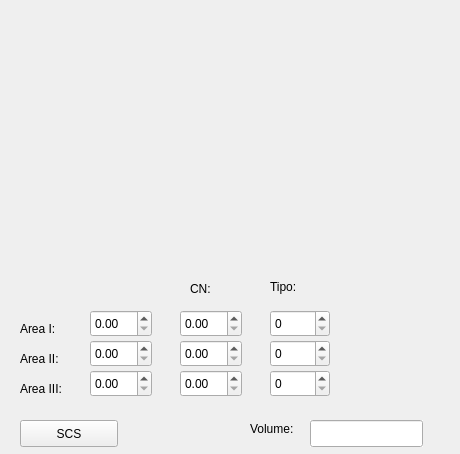
The window that scs.ui (anacspengler/equacoes) describes before a commit, drawn with Qt 5.
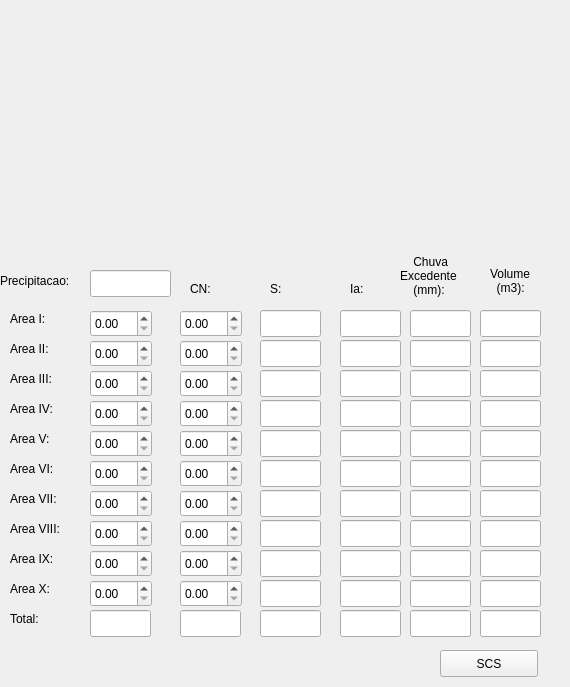
The same window after the commit.

```diff
--- a/scs.ui
+++ b/scs.ui
@@ -6,8 +6,8 @@
    <rect>
     <x>0</x>
     <y>0</y>
-    <width>460</width>
-    <height>454</height>
+    <width>570</width>
+    <height>687</height>
    </rect>
   </property>
   <property name="minimumSize">
@@ -22,8 +22,8 @@
   <widget class="QLabel" name="label">
    <property name="geometry">
     <rect>
-     <x>20</x>
-     <y>320</y>
+     <x>10</x>
+     <y>310</y>
      <width>66</width>
      <height>17</height>
     </rect>
@@ -35,9 +35,9 @@
   <widget class="QLabel" name="label_2">
    <property name="geometry">
     <rect>
-     <x>20</x>
-     <y>350</y>
-     <width>66</width>
+     <x>10</x>
+     <y>340</y>
+     <width>51</width>
      <height>17</height>
     </rect>
    </property>
@@ -48,8 +48,8 @@
   <widget class="QLabel" name="label_3">
    <property name="geometry">
     <rect>
-     <x>20</x>
-     <y>380</y>
+     <x>10</x>
+     <y>370</y>
      <width>66</width>
      <height>17</height>
     </rect>
@@ -61,43 +61,22 @@
   <widget class="QLabel" name="label_4">
    <property name="geometry">
     <rect>
-     <x>250</x>
-     <y>420</y>
-     <width>61</width>
-     <height>17</height>
+     <x>490</x>
+     <y>260</y>
+     <width>51</width>
+     <height>41</height>
     </rect>
    </property>
    <property name="text">
-    <string>Volume:</string>
-   </property>
-  </widget>
-  <widget class="QLineEdit" name="volume">
-   <property name="geometry">
-    <rect>
-     <x>310</x>
-     <y>420</y>
-     <width>113</width>
-     <height>27</height>
-    </rect>
-   </property>
-   <property name="toolTip">
-    <string/>
-   </property>
-   <property name="statusTip">
-    <string/>
-   </property>
-   <property name="whatsThis">
-    <string/>
-   </property>
-   <property name="autoFillBackground">
-    <bool>true</bool>
+    <string>Volume
+  (m3):</string>
    </property>
   </widget>
   <widget class="QPushButton" name="scs">
    <property name="geometry">
     <rect>
-     <x>20</x>
-     <y>420</y>
+     <x>440</x>
+     <y>650</y>
      <width>98</width>
      <height>27</height>
     </rect>
@@ -179,45 +158,770 @@
     </rect>
    </property>
   </widget>
+  <widget class="QDoubleSpinBox" name="area4">
+   <property name="geometry">
+    <rect>
+     <x>90</x>
+     <y>400</y>
+     <width>62</width>
+     <height>27</height>
+    </rect>
+   </property>
+  </widget>
+  <widget class="QLabel" name="label_6">
+   <property name="geometry">
+    <rect>
+     <x>10</x>
+     <y>400</y>
+     <width>66</width>
+     <height>17</height>
+    </rect>
+   </property>
+   <property name="text">
+    <string>Area IV:</string>
+   </property>
+  </widget>
+  <widget class="QDoubleSpinBox" name="area5">
+   <property name="geometry">
+    <rect>
+     <x>90</x>
+     <y>430</y>
+     <width>62</width>
+     <height>27</height>
+    </rect>
+   </property>
+  </widget>
+  <widget class="QDoubleSpinBox" name="area6">
+   <property name="geometry">
+    <rect>
+     <x>90</x>
+     <y>460</y>
+     <width>62</width>
+     <height>27</height>
+    </rect>
+   </property>
+  </widget>
+  <widget class="QLabel" name="label_7">
+   <property name="geometry">
+    <rect>
+     <x>10</x>
+     <y>430</y>
+     <width>66</width>
+     <height>17</height>
+    </rect>
+   </property>
+   <property name="text">
+    <string>Area V:</string>
+   </property>
+  </widget>
+  <widget class="QLabel" name="label_9">
+   <property name="geometry">
+    <rect>
+     <x>10</x>
+     <y>460</y>
+     <width>66</width>
+     <height>17</height>
+    </rect>
+   </property>
+   <property name="text">
+    <string>Area VI:</string>
+   </property>
+  </widget>
+  <widget class="QLabel" name="label_10">
+   <property name="geometry">
+    <rect>
+     <x>10</x>
+     <y>580</y>
+     <width>66</width>
+     <height>17</height>
+    </rect>
+   </property>
+   <property name="text">
+    <string>Area X:</string>
+   </property>
+  </widget>
+  <widget class="QLabel" name="label_12">
+   <property name="geometry">
+    <rect>
+     <x>10</x>
+     <y>520</y>
+     <width>66</width>
+     <height>17</height>
+    </rect>
+   </property>
+   <property name="text">
+    <string>Area VIII:</string>
+   </property>
+  </widget>
+  <widget class="QDoubleSpinBox" name="area10">
+   <property name="geometry">
+    <rect>
+     <x>90</x>
+     <y>580</y>
+     <width>62</width>
+     <height>27</height>
+    </rect>
+   </property>
+  </widget>
+  <widget class="QLabel" name="label_13">
+   <property name="geometry">
+    <rect>
+     <x>10</x>
+     <y>490</y>
+     <width>66</width>
+     <height>17</height>
+    </rect>
+   </property>
+   <property name="text">
+    <string>Area VII:</string>
+   </property>
+  </widget>
+  <widget class="QDoubleSpinBox" name="area8">
+   <property name="geometry">
+    <rect>
+     <x>90</x>
+     <y>520</y>
+     <width>62</width>
+     <height>27</height>
+    </rect>
+   </property>
+  </widget>
+  <widget class="QLabel" name="label_14">
+   <property name="geometry">
+    <rect>
+     <x>10</x>
+     <y>550</y>
+     <width>66</width>
+     <height>17</height>
+    </rect>
+   </property>
+   <property name="text">
+    <string>Area IX:</string>
+   </property>
+  </widget>
+  <widget class="QDoubleSpinBox" name="area7">
+   <property name="geometry">
+    <rect>
+     <x>90</x>
+     <y>490</y>
+     <width>62</width>
+     <height>27</height>
+    </rect>
+   </property>
+  </widget>
+  <widget class="QDoubleSpinBox" name="area9">
+   <property name="geometry">
+    <rect>
+     <x>90</x>
+     <y>550</y>
+     <width>62</width>
+     <height>27</height>
+    </rect>
+   </property>
+  </widget>
+  <widget class="QLabel" name="label_11">
+   <property name="geometry">
+    <rect>
+     <x>10</x>
+     <y>610</y>
+     <width>71</width>
+     <height>17</height>
+    </rect>
+   </property>
+   <property name="text">
+    <string>Total:</string>
+   </property>
+  </widget>
+  <widget class="QLineEdit" name="areaTotal">
+   <property name="geometry">
+    <rect>
+     <x>90</x>
+     <y>610</y>
+     <width>61</width>
+     <height>27</height>
+    </rect>
+   </property>
+  </widget>
+  <widget class="QDoubleSpinBox" name="cn5">
+   <property name="geometry">
+    <rect>
+     <x>180</x>
+     <y>430</y>
+     <width>62</width>
+     <height>27</height>
+    </rect>
+   </property>
+  </widget>
+  <widget class="QDoubleSpinBox" name="cn6">
+   <property name="geometry">
+    <rect>
+     <x>180</x>
+     <y>460</y>
+     <width>62</width>
+     <height>27</height>
+    </rect>
+   </property>
+  </widget>
+  <widget class="QDoubleSpinBox" name="cn4">
+   <property name="geometry">
+    <rect>
+     <x>180</x>
+     <y>400</y>
+     <width>62</width>
+     <height>27</height>
+    </rect>
+   </property>
+  </widget>
+  <widget class="QDoubleSpinBox" name="cn8">
+   <property name="geometry">
+    <rect>
+     <x>180</x>
+     <y>520</y>
+     <width>62</width>
+     <height>27</height>
+    </rect>
+   </property>
+  </widget>
+  <widget class="QDoubleSpinBox" name="cn9">
+   <property name="geometry">
+    <rect>
+     <x>180</x>
+     <y>550</y>
+     <width>62</width>
+     <height>27</height>
+    </rect>
+   </property>
+  </widget>
+  <widget class="QDoubleSpinBox" name="cn7">
+   <property name="geometry">
+    <rect>
+     <x>180</x>
+     <y>490</y>
+     <width>62</width>
+     <height>27</height>
+    </rect>
+   </property>
+  </widget>
+  <widget class="QDoubleSpinBox" name="cn10">
+   <property name="geometry">
+    <rect>
+     <x>180</x>
+     <y>580</y>
+     <width>62</width>
+     <height>27</height>
+    </rect>
+   </property>
+  </widget>
+  <widget class="QLabel" name="label_15">
+   <property name="geometry">
+    <rect>
+     <x>0</x>
+     <y>270</y>
+     <width>91</width>
+     <height>21</height>
+    </rect>
+   </property>
+   <property name="text">
+    <string>Precipitacao:</string>
+   </property>
+  </widget>
+  <widget class="QLineEdit" name="precipitacao">
+   <property name="geometry">
+    <rect>
+     <x>90</x>
+     <y>270</y>
+     <width>81</width>
+     <height>27</height>
+    </rect>
+   </property>
+  </widget>
+  <widget class="QLineEdit" name="cnMedio">
+   <property name="geometry">
+    <rect>
+     <x>180</x>
+     <y>610</y>
+     <width>61</width>
+     <height>27</height>
+    </rect>
+   </property>
+  </widget>
   <widget class="QLabel" name="label_5">
    <property name="geometry">
     <rect>
      <x>270</x>
-     <y>277</y>
-     <width>41</width>
-     <height>20</height>
+     <y>280</y>
+     <width>31</width>
+     <height>17</height>
     </rect>
    </property>
    <property name="text">
-    <string>Tipo:</string>
+    <string>S:</string>
    </property>
   </widget>
-  <widget class="QSpinBox" name="tipo1">
+  <widget class="QLineEdit" name="sTotal">
    <property name="geometry">
     <rect>
-     <x>270</x>
+     <x>260</x>
+     <y>610</y>
+     <width>61</width>
+     <height>27</height>
+    </rect>
+   </property>
+  </widget>
+  <widget class="QLineEdit" name="s1">
+   <property name="geometry">
+    <rect>
+     <x>260</x>
      <y>310</y>
-     <width>60</width>
+     <width>61</width>
      <height>27</height>
     </rect>
    </property>
   </widget>
-  <widget class="QSpinBox" name="tipo2">
+  <widget class="QLineEdit" name="s2">
    <property name="geometry">
     <rect>
-     <x>270</x>
+     <x>260</x>
      <y>340</y>
-     <width>60</width>
+     <width>61</width>
      <height>27</height>
     </rect>
    </property>
   </widget>
-  <widget class="QSpinBox" name="tipo3">
+  <widget class="QLineEdit" name="s3">
    <property name="geometry">
     <rect>
-     <x>270</x>
+     <x>260</x>
      <y>370</y>
-     <width>60</width>
+     <width>61</width>
+     <height>27</height>
+    </rect>
+   </property>
+  </widget>
+  <widget class="QLineEdit" name="s8">
+   <property name="geometry">
+    <rect>
+     <x>260</x>
+     <y>520</y>
+     <width>61</width>
+     <height>27</height>
+    </rect>
+   </property>
+  </widget>
+  <widget class="QLineEdit" name="s7">
+   <property name="geometry">
+    <rect>
+     <x>260</x>
+     <y>490</y>
+     <width>61</width>
+     <height>27</height>
+    </rect>
+   </property>
+  </widget>
+  <widget class="QLineEdit" name="s6">
+   <property name="geometry">
+    <rect>
+     <x>260</x>
+     <y>460</y>
+     <width>61</width>
+     <height>27</height>
+    </rect>
+   </property>
+  </widget>
+  <widget class="QLineEdit" name="s5">
+   <property name="geometry">
+    <rect>
+     <x>260</x>
+     <y>430</y>
+     <width>61</width>
+     <height>27</height>
+    </rect>
+   </property>
+  </widget>
+  <widget class="QLineEdit" name="s4">
+   <property name="geometry">
+    <rect>
+     <x>260</x>
+     <y>400</y>
+     <width>61</width>
+     <height>27</height>
+    </rect>
+   </property>
+  </widget>
+  <widget class="QLineEdit" name="s10">
+   <property name="geometry">
+    <rect>
+     <x>260</x>
+     <y>580</y>
+     <width>61</width>
+     <height>27</height>
+    </rect>
+   </property>
+  </widget>
+  <widget class="QLineEdit" name="s9">
+   <property name="geometry">
+    <rect>
+     <x>260</x>
+     <y>550</y>
+     <width>61</width>
+     <height>27</height>
+    </rect>
+   </property>
+  </widget>
+  <widget class="QLineEdit" name="e9">
+   <property name="geometry">
+    <rect>
+     <x>410</x>
+     <y>550</y>
+     <width>61</width>
+     <height>27</height>
+    </rect>
+   </property>
+  </widget>
+  <widget class="QLineEdit" name="eTotal">
+   <property name="geometry">
+    <rect>
+     <x>410</x>
+     <y>610</y>
+     <width>61</width>
+     <height>27</height>
+    </rect>
+   </property>
+  </widget>
+  <widget class="QLineEdit" name="e4">
+   <property name="geometry">
+    <rect>
+     <x>410</x>
+     <y>400</y>
+     <width>61</width>
+     <height>27</height>
+    </rect>
+   </property>
+  </widget>
+  <widget class="QLineEdit" name="e8">
+   <property name="geometry">
+    <rect>
+     <x>410</x>
+     <y>520</y>
+     <width>61</width>
+     <height>27</height>
+    </rect>
+   </property>
+  </widget>
+  <widget class="QLineEdit" name="e10">
+   <property name="geometry">
+    <rect>
+     <x>410</x>
+     <y>580</y>
+     <width>61</width>
+     <height>27</height>
+    </rect>
+   </property>
+  </widget>
+  <widget class="QLineEdit" name="e6">
+   <property name="geometry">
+    <rect>
+     <x>410</x>
+     <y>460</y>
+     <width>61</width>
+     <height>27</height>
+    </rect>
+   </property>
+  </widget>
+  <widget class="QLineEdit" name="e7">
+   <property name="geometry">
+    <rect>
+     <x>410</x>
+     <y>490</y>
+     <width>61</width>
+     <height>27</height>
+    </rect>
+   </property>
+  </widget>
+  <widget class="QLineEdit" name="e2">
+   <property name="geometry">
+    <rect>
+     <x>410</x>
+     <y>340</y>
+     <width>61</width>
+     <height>27</height>
+    </rect>
+   </property>
+  </widget>
+  <widget class="QLineEdit" name="e5">
+   <property name="geometry">
+    <rect>
+     <x>410</x>
+     <y>430</y>
+     <width>61</width>
+     <height>27</height>
+    </rect>
+   </property>
+  </widget>
+  <widget class="QLineEdit" name="e1">
+   <property name="geometry">
+    <rect>
+     <x>410</x>
+     <y>310</y>
+     <width>61</width>
+     <height>27</height>
+    </rect>
+   </property>
+  </widget>
+  <widget class="QLineEdit" name="e3">
+   <property name="geometry">
+    <rect>
+     <x>410</x>
+     <y>370</y>
+     <width>61</width>
+     <height>27</height>
+    </rect>
+   </property>
+  </widget>
+  <widget class="QLineEdit" name="v9">
+   <property name="geometry">
+    <rect>
+     <x>480</x>
+     <y>550</y>
+     <width>61</width>
+     <height>27</height>
+    </rect>
+   </property>
+  </widget>
+  <widget class="QLineEdit" name="v7">
+   <property name="geometry">
+    <rect>
+     <x>480</x>
+     <y>490</y>
+     <width>61</width>
+     <height>27</height>
+    </rect>
+   </property>
+  </widget>
+  <widget class="QLineEdit" name="v10">
+   <property name="geometry">
+    <rect>
+     <x>480</x>
+     <y>580</y>
+     <width>61</width>
+     <height>27</height>
+    </rect>
+   </property>
+  </widget>
+  <widget class="QLineEdit" name="v6">
+   <property name="geometry">
+    <rect>
+     <x>480</x>
+     <y>460</y>
+     <width>61</width>
+     <height>27</height>
+    </rect>
+   </property>
+  </widget>
+  <widget class="QLineEdit" name="v1">
+   <property name="geometry">
+    <rect>
+     <x>480</x>
+     <y>310</y>
+     <width>61</width>
+     <height>27</height>
+    </rect>
+   </property>
+  </widget>
+  <widget class="QLineEdit" name="v3">
+   <property name="geometry">
+    <rect>
+     <x>480</x>
+     <y>370</y>
+     <width>61</width>
+     <height>27</height>
+    </rect>
+   </property>
+  </widget>
+  <widget class="QLineEdit" name="v5">
+   <property name="geometry">
+    <rect>
+     <x>480</x>
+     <y>430</y>
+     <width>61</width>
+     <height>27</height>
+    </rect>
+   </property>
+  </widget>
+  <widget class="QLineEdit" name="v8">
+   <property name="geometry">
+    <rect>
+     <x>480</x>
+     <y>520</y>
+     <width>61</width>
+     <height>27</height>
+    </rect>
+   </property>
+  </widget>
+  <widget class="QLineEdit" name="v4">
+   <property name="geometry">
+    <rect>
+     <x>480</x>
+     <y>400</y>
+     <width>61</width>
+     <height>27</height>
+    </rect>
+   </property>
+  </widget>
+  <widget class="QLineEdit" name="v2">
+   <property name="geometry">
+    <rect>
+     <x>480</x>
+     <y>340</y>
+     <width>61</width>
+     <height>27</height>
+    </rect>
+   </property>
+  </widget>
+  <widget class="QLineEdit" name="vTotal_2">
+   <property name="geometry">
+    <rect>
+     <x>480</x>
+     <y>610</y>
+     <width>61</width>
+     <height>27</height>
+    </rect>
+   </property>
+  </widget>
+  <widget class="QLabel" name="label_17">
+   <property name="geometry">
+    <rect>
+     <x>400</x>
+     <y>250</y>
+     <width>71</width>
+     <height>51</height>
+    </rect>
+   </property>
+   <property name="text">
+    <string>    Chuva
+Excedente
+    (mm):</string>
+   </property>
+  </widget>
+  <widget class="QLineEdit" name="ia2">
+   <property name="geometry">
+    <rect>
+     <x>340</x>
+     <y>340</y>
+     <width>61</width>
+     <height>27</height>
+    </rect>
+   </property>
+  </widget>
+  <widget class="QLineEdit" name="ia9">
+   <property name="geometry">
+    <rect>
+     <x>340</x>
+     <y>550</y>
+     <width>61</width>
+     <height>27</height>
+    </rect>
+   </property>
+  </widget>
+  <widget class="QLineEdit" name="iaTotal">
+   <property name="geometry">
+    <rect>
+     <x>340</x>
+     <y>610</y>
+     <width>61</width>
+     <height>27</height>
+    </rect>
+   </property>
+  </widget>
+  <widget class="QLineEdit" name="ia4">
+   <property name="geometry">
+    <rect>
+     <x>340</x>
+     <y>400</y>
+     <width>61</width>
+     <height>27</height>
+    </rect>
+   </property>
+  </widget>
+  <widget class="QLineEdit" name="ia8">
+   <property name="geometry">
+    <rect>
+     <x>340</x>
+     <y>520</y>
+     <width>61</width>
+     <height>27</height>
+    </rect>
+   </property>
+  </widget>
+  <widget class="QLineEdit" name="ia10">
+   <property name="geometry">
+    <rect>
+     <x>340</x>
+     <y>580</y>
+     <width>61</width>
+     <height>27</height>
+    </rect>
+   </property>
+  </widget>
+  <widget class="QLineEdit" name="ia1">
+   <property name="geometry">
+    <rect>
+     <x>340</x>
+     <y>310</y>
+     <width>61</width>
+     <height>27</height>
+    </rect>
+   </property>
+  </widget>
+  <widget class="QLineEdit" name="ia6">
+   <property name="geometry">
+    <rect>
+     <x>340</x>
+     <y>460</y>
+     <width>61</width>
+     <height>27</height>
+    </rect>
+   </property>
+  </widget>
+  <widget class="QLabel" name="label_16">
+   <property name="geometry">
+    <rect>
+     <x>350</x>
+     <y>280</y>
+     <width>31</width>
+     <height>17</height>
+    </rect>
+   </property>
+   <property name="text">
+    <string>Ia:</string>
+   </property>
+  </widget>
+  <widget class="QLineEdit" name="ia7">
+   <property name="geometry">
+    <rect>
+     <x>340</x>
+     <y>490</y>
+     <width>61</width>
+     <height>27</height>
+    </rect>
+   </property>
+  </widget>
+  <widget class="QLineEdit" name="ia5">
+   <property name="geometry">
+    <rect>
+     <x>340</x>
+     <y>430</y>
+     <width>61</width>
+     <height>27</height>
+    </rect>
+   </property>
+  </widget>
+  <widget class="QLineEdit" name="ia3">
+   <property name="geometry">
+    <rect>
+     <x>340</x>
+     <y>370</y>
+     <width>61</width>
      <height>27</height>
     </rect>
    </property>
```
